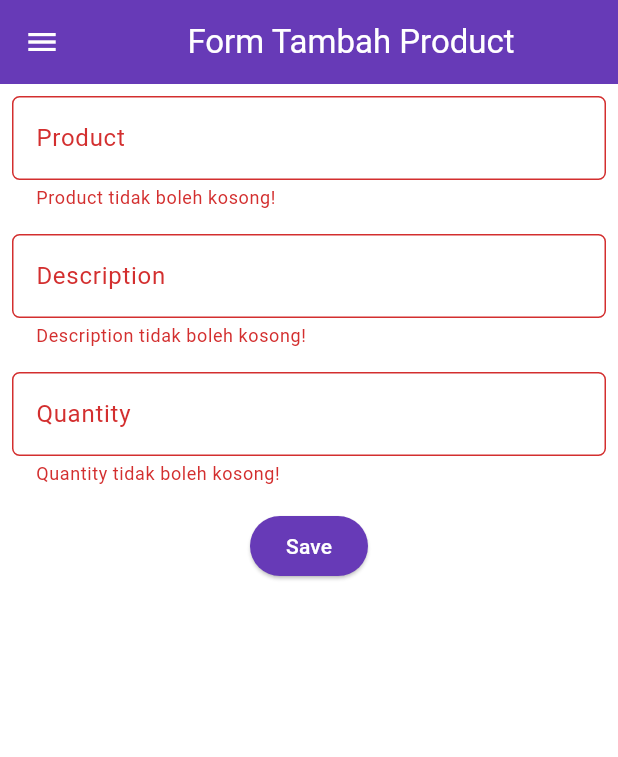
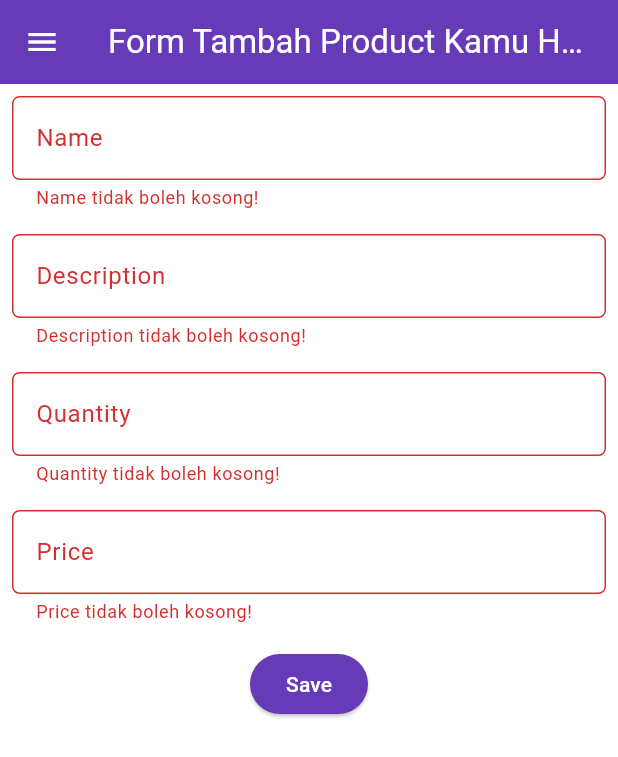
Before and after one commit to RelAthalla/muljawan-store-mobile, a Flutter app: the ProductEntryFormPage screen opened directly, after a tap on "Save", on a phone screen of 412 x 824 dp. Shown: the top 757 px of the screen. Run offline on Flutter 3.47's test engine with Material 3 defaults, Android fonts, the phone set to English and light mode, and no system bars; missing offline and left inert: pbp_django_auth.

Commit message:
coding tugas 9

```diff
--- a/lib/screens/productentry_form.dart
+++ b/lib/screens/productentry_form.dart
@@ -1,6 +1,10 @@
+import 'dart:convert';
+
 import 'package:flutter/material.dart';
-// Impor drawer widget
+import 'package:muljawan_store/screens/menu.dart';
 import 'package:muljawan_store/widgets/left_drawer.dart';
+import 'package:pbp_django_auth/pbp_django_auth.dart';
+import 'package:provider/provider.dart';
 
 class ProductEntryFormPage extends StatefulWidget {
   const ProductEntryFormPage({super.key});
@@ -12,16 +16,18 @@
 class _ProductEntryFormPageState extends State<ProductEntryFormPage> {
   final _formKey = GlobalKey<FormState>();
   String _product = "";
-  String _description = "";
-  int _quantity = 0;
+	String _description = "";
+	int _quantity = 0;
+  int _price = 0;
 
   @override
   Widget build(BuildContext context) {
+    final request = context.watch<CookieRequest>();
     return Scaffold(
       appBar: AppBar(
         title: const Center(
           child: Text(
-            'Form Tambah Product',
+            'Form Tambah Product Kamu Hari ini',
           ),
         ),
         backgroundColor: Theme.of(context).colorScheme.primary,
@@ -39,8 +45,8 @@
                 padding: const EdgeInsets.all(8.0),
                 child: TextFormField(
                   decoration: InputDecoration(
-                    hintText: "Product",
-                    labelText: "Product",
+                    hintText: "Name",
+                    labelText: "Name",
                     border: OutlineInputBorder(
                       borderRadius: BorderRadius.circular(5.0),
                     ),
@@ -52,7 +58,7 @@
                   },
                   validator: (String? value) {
                     if (value == null || value.isEmpty) {
-                      return "Product tidak boleh kosong!";
+                      return "Name tidak boleh kosong!";
                     }
                     return null;
                   },
@@ -100,9 +106,34 @@
                     if (value == null || value.isEmpty) {
                       return "Quantity tidak boleh kosong!";
                     }
-                    final quantityValue = int.tryParse(value);
-                    if (quantityValue == null || quantityValue <= 0) {
-                      return "Quantity harus berupa angka positif!";
+                    if (int.tryParse(value) == null) {
+                      return "Quantity harus berupa angka!";
+                    }
+                    return null;
+                  },
+                ),
+              ),
+              Padding(
+                padding: const EdgeInsets.all(8.0),
+                child: TextFormField(
+                  decoration: InputDecoration(
+                    hintText: "Price",
+                    labelText: "Price",
+                    border: OutlineInputBorder(
+                      borderRadius: BorderRadius.circular(5.0),
+                    ),
+                  ),
+                  onChanged: (String? value) {
+                    setState(() {
+                      _price = int.tryParse(value!) ?? 0;
+                    });
+                  },
+                  validator: (String? value) {
+                    if (value == null || value.isEmpty) {
+                      return "Price tidak boleh kosong!";
+                    }
+                    if (int.tryParse(value) == null) {
+                      return "Price harus berupa angka!";
                     }
                     return null;
                   },
@@ -117,37 +148,40 @@
                       backgroundColor: MaterialStateProperty.all(
                           Theme.of(context).colorScheme.primary),
                     ),
-                    onPressed: () {
+                    onPressed: () async {
                       if (_formKey.currentState!.validate()) {
-                        showDialog(
-                          context: context,
-                          builder: (context) {
-                            return AlertDialog(
-                              title: const Text('Product berhasil tersimpan'),
-                              content: SingleChildScrollView(
-                                child: Column(
-                                  crossAxisAlignment: CrossAxisAlignment.start,
-                                  children: [
-                                    Text('Product: $_product'),
-                                    Text('Description: $_description'),
-                                    Text('Quantity: $_quantity')
-                                  ],
-                                ),
-                              ),
-                              actions: [
-                                TextButton(
-                                  child: const Text('OK'),
-                                  onPressed: () {
-                                    Navigator.pop(context);
-                                    _formKey.currentState!.reset();
-                                  },
-                                ),
-                              ],
-                            );
-                          },
-                        );
+                          // Kirim ke Django dan tunggu respons
+                          // TODO: Ganti URL dan jangan lupa tambahkan trailing slash (/) di akhir URL!
+                          final response = await request.postJson(
+                              "http://127.0.0.1:8000/create-flutter/",
+                              jsonEncode(<String, String>{
+                                  'name': _product,
+                                  'quantity': _quantity.toString(),
+                                  'description': _description,
+                                  'price': _price.toString(),
+                              // TODO: Sesuaikan field data sesuai dengan aplikasimu
+                              }),
+                          );
+                          if (context.mounted) {
+                              if (response['status'] == 'success') {
+                                  ScaffoldMessenger.of(context)
+                                      .showSnackBar(const SnackBar(
+                                  content: Text("Product baru berhasil disimpan!"),
+                                  ));
+                                  Navigator.pushReplacement(
+                                      context,
+                                      MaterialPageRoute(builder: (context) => MyHomePage()),
+                                  );
+                              } else {
+                                  ScaffoldMessenger.of(context)
+                                      .showSnackBar(const SnackBar(
+                                      content:
+                                          Text("Terdapat kesalahan, silakan coba lagi."),
+                                  ));
+                              }
+                          }
                       }
-                    },
+                  },
                     child: const Text(
                       "Save",
                       style: TextStyle(color: Colors.white),
--- a/lib/widgets/left_drawer.dart
+++ b/lib/widgets/left_drawer.dart
@@ -1,6 +1,7 @@
 import 'package:flutter/material.dart';
 import 'package:muljawan_store/screens/menu.dart';
 import 'package:muljawan_store/screens/productentry_form.dart';
+import 'package:muljawan_store/screens/list_productentry.dart';
 
 class LeftDrawer extends StatelessWidget {
   const LeftDrawer({super.key});
@@ -62,6 +63,17 @@
                     ));
               },
             ),
+            ListTile(
+              leading: const Icon(Icons.add_reaction_rounded),
+              title: const Text('Daftar Product'),
+              onTap: () {
+                  // Route menu ke halaman product
+                  Navigator.push(
+                      context,
+                      MaterialPageRoute(builder: (context) => const ProductEntryPage()),
+                  );
+              },
+            ),
         ],
       ),
     );
--- a/pubspec.yaml
+++ b/pubspec.yaml
@@ -35,6 +35,9 @@
   # The following adds the Cupertino Icons font to your application.
   # Use with the CupertinoIcons class for iOS style icons.
   cupertino_icons: ^1.0.8
+  provider: ^6.1.2
+  pbp_django_auth: ^0.4.0
+  http: ^1.2.2
 
 dev_dependencies:
   flutter_test:
```
Also changed, not shown: lib/main.dart (+17 -7 lines), lib/models/product_entry.dart (added, +69 -0 lines), lib/screens/list_productentry.dart (added, +90 -0 lines), lib/screens/login.dart (added, +181 -0 lines), lib/screens/register.dart (added, +166 -0 lines), lib/widgets/product_card.dart (+36 -1 lines), pubspec.lock, 2 other files.
